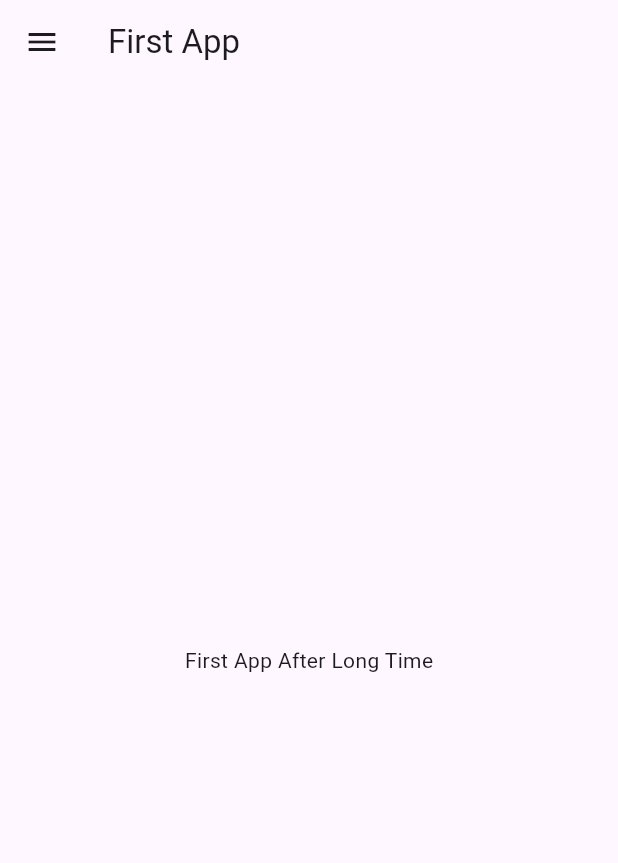
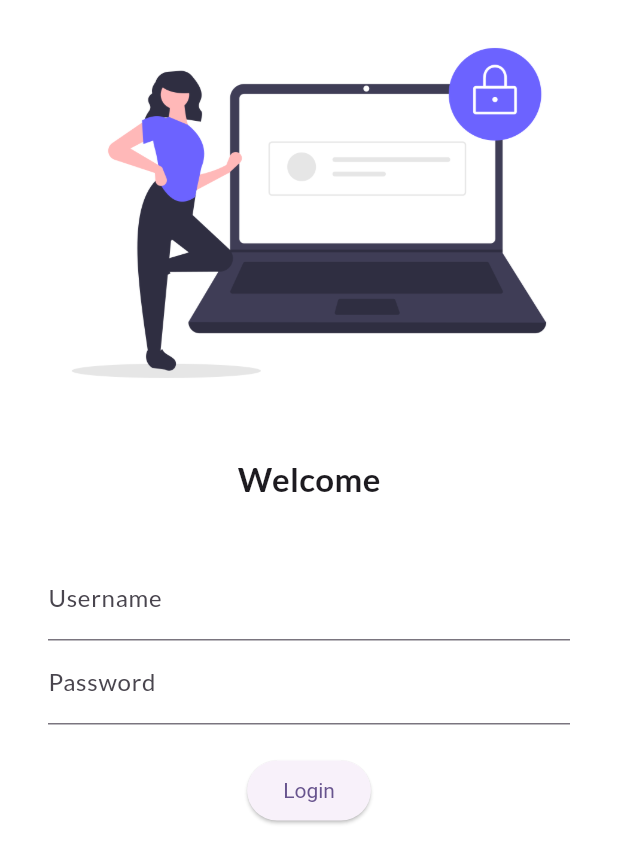
Before and after one commit to KushalTonystarkC/flutterpractice_kushal, a Flutter app: the screen it shows after launch, on a phone screen of 412 x 824 dp. Shown: the top 863 px of the screen. Run offline on Flutter 3.47's test engine with Material 3 defaults, Android fonts, the phone set to English and light mode, and no system bars; our stand-ins replace google_fonts.

Commit message:
Created Login Page

```diff
--- a/lib/main.dart
+++ b/lib/main.dart
@@ -1,6 +1,7 @@
 import 'package:flutter/material.dart';
+import 'package:google_fonts/google_fonts.dart';
 import 'package:testproject/pages/home_page.dart';
-// import HomePage from "./home_page.dart"
+import 'package:testproject/pages/login_page.dart';
 
 void main() {
   runApp(const MyApp());
@@ -13,7 +14,21 @@ class MyApp extends StatelessWidget {
   @override
   Widget build(BuildContext context) {
     return MaterialApp(
-      home: HomePage(),
+      themeMode: ThemeMode.light,
+      theme: ThemeData(
+          colorScheme: ColorScheme.fromSeed(
+            seedColor: Colors.deepPurple,
+          ),
+          useMaterial3: true,
+          fontFamily: GoogleFonts.lato().fontFamily
+          // primaryTextTheme: GoogleFonts.latoTextTheme()
+          ),
+      darkTheme: ThemeData(brightness: Brightness.dark),
+      routes: {
+        "/": (context) => LoginPage(),
+        "/home": (context) => HomePage(),
+        "/login": (context) => LoginPage()
+      },
     );
   }
 }
--- a/lib/pages/home_page.dart
+++ b/lib/pages/home_page.dart
@@ -5,6 +5,7 @@ class HomePage extends StatelessWidget {
   Widget build(BuildContext context) {
     return Scaffold(
       appBar: AppBar(
+        backgroundColor: Theme.of(context).colorScheme.inversePrimary,
         title: Text("First App"),
       ),
       body: Center(
--- /dev/null
+++ b/lib/pages/login_page.dart
@@ -0,0 +1,58 @@
+import 'package:flutter/material.dart';
+
+class LoginPage extends StatelessWidget {
+  const LoginPage({super.key});
+
+  @override
+  Widget build(BuildContext context) {
+    return Material(
+        color: Colors.white,
+        child: Column(
+          children: [
+            Image.asset("assets/images/login_image.png", fit: BoxFit.cover),
+            SizedBox(
+              height: 20.0,
+            ),
+            Text(
+              "Welcome",
+              style: TextStyle(fontSize: 22, fontWeight: FontWeight.bold),
+            ),
+            SizedBox(
+              height: 20.0,
+            ),
+            Padding(
+              padding:
+                  const EdgeInsets.symmetric(vertical: 16.0, horizontal: 32.0),
+              child: Column(
+                children: [
+                  TextFormField(
+                    decoration: InputDecoration(
+                      hintText: "Enter Username",
+                      labelText: "Username",
+                    ),
+                  ),
+                  TextFormField(
+                    decoration: InputDecoration(
+                      hintText: "Enter Password",
+                      labelText: "Password",
+                    ),
+                    obscureText: true,
+                  ),
+                  SizedBox(
+                    height: 20.0,
+                  ),
+                  ElevatedButton(
+                    onPressed: () {
+                      print("Hello Kushal");
+                    },
+                    child: Text("Login"),
+                    style: TextButton.styleFrom(
+                        textStyle: TextStyle(color: Colors.white)),
+                  ),
+                ],
+              ),
+            ),
+          ],
+        ));
+  }
+}
--- a/pubspec.yaml
+++ b/pubspec.yaml
@@ -35,6 +35,7 @@ dependencies:
   # The following adds the Cupertino Icons font to your application.
   # Use with the CupertinoIcons class for iOS style icons.
   cupertino_icons: ^1.0.2
+  google_fonts: ^6.1.0
 
 dev_dependencies:
   flutter_test:
@@ -59,8 +60,8 @@ flutter:
   uses-material-design: true
 
   # To add assets to your application, add an assets section, like this:
-  # assets:
-  #   - images/a_dot_burr.jpeg
+  assets:
+    - assets/images/
   #   - images/a_dot_ham.jpeg
 
   # An image asset can refer to one or more resolution-specific "variants", see
```
Also changed, not shown: assets/images/login_image.png (added), pubspec.lock.
